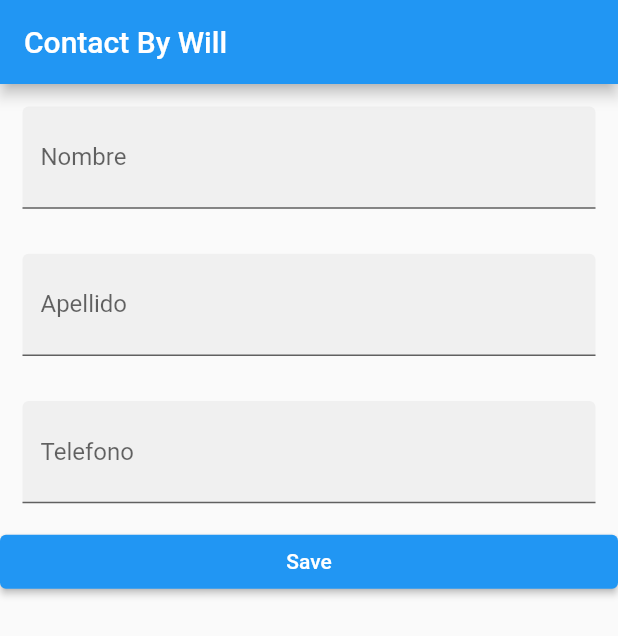
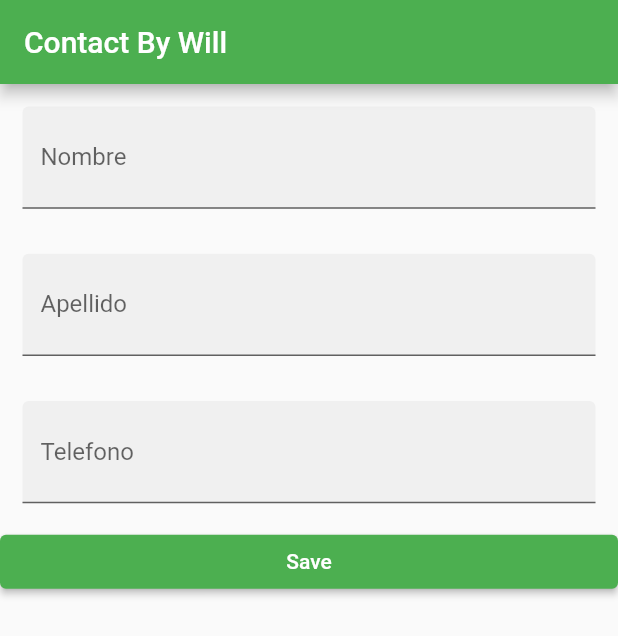
Before and after one commit to Will121415/Crud_Contact, a Flutter app: the screen it shows after launch, after a tap on the "add" icon, on a phone screen of 412 x 824 dp. Shown: the top 636 px of the screen. Run offline on Flutter 3.47's test engine with Material 2 defaults, Android fonts, the phone set to English and light mode, and no system bars.

Commit message:
correcting delete method

```diff
--- a/lib/main.dart
+++ b/lib/main.dart
@@ -73,7 +73,10 @@ class _MyHomePageState extends State<MyHomePage> {
               leading: CircleAvatar(
                 child: Text(clients[index].name.substring(0, 1)),
               ),
-              trailing: Icon(Icons.arrow_circle_up),
+              trailing: Icon(
+                Icons.call,
+                color: Colors.red,
+              ),
             );
           }),
 
@@ -118,12 +121,14 @@ class _MyHomePageState extends State<MyHomePage> {
       context: context,
       builder: (_) => AlertDialog(
         title: Text('Elimnar Cliente...!'),
-        content: Text('Esta Seguro de Eliminar' + client.name + '?'),
+        content: Text('Esta Seguro de eliminar a ' + client.name + '?'),
         actions: [
           TextButton(
             onPressed: () {
-              this.clients.remove(client);
-              Navigator.pop(context);
+              setState(() {
+                this.clients.remove(client);
+                Navigator.pop(context);
+              });
             },
             child: Text(
               'Eliminar',
--- a/lib/modify.dart
+++ b/lib/modify.dart
@@ -28,7 +28,10 @@ class _ModifyState extends State<Modify> {
   @override
   Widget build(BuildContext context) {
     return MaterialApp(
-      title: 'App',
+      title: 'Modify',
+      theme: ThemeData(
+        primarySwatch: Colors.green,
+      ),
       home: Scaffold(
         appBar: AppBar(
           title: Text('Modificar Contacto'),
--- a/lib/register.dart
+++ b/lib/register.dart
@@ -29,7 +29,10 @@ class _RegisterState extends State<Register> {
   @override
   Widget build(BuildContext context) {
     return MaterialApp(
-      title: 'Alert',
+      title: 'Register',
+      theme: ThemeData(
+        primarySwatch: Colors.green,
+      ),
       home: Scaffold(
         appBar: AppBar(
           title: Text(widget.titulo),
```
